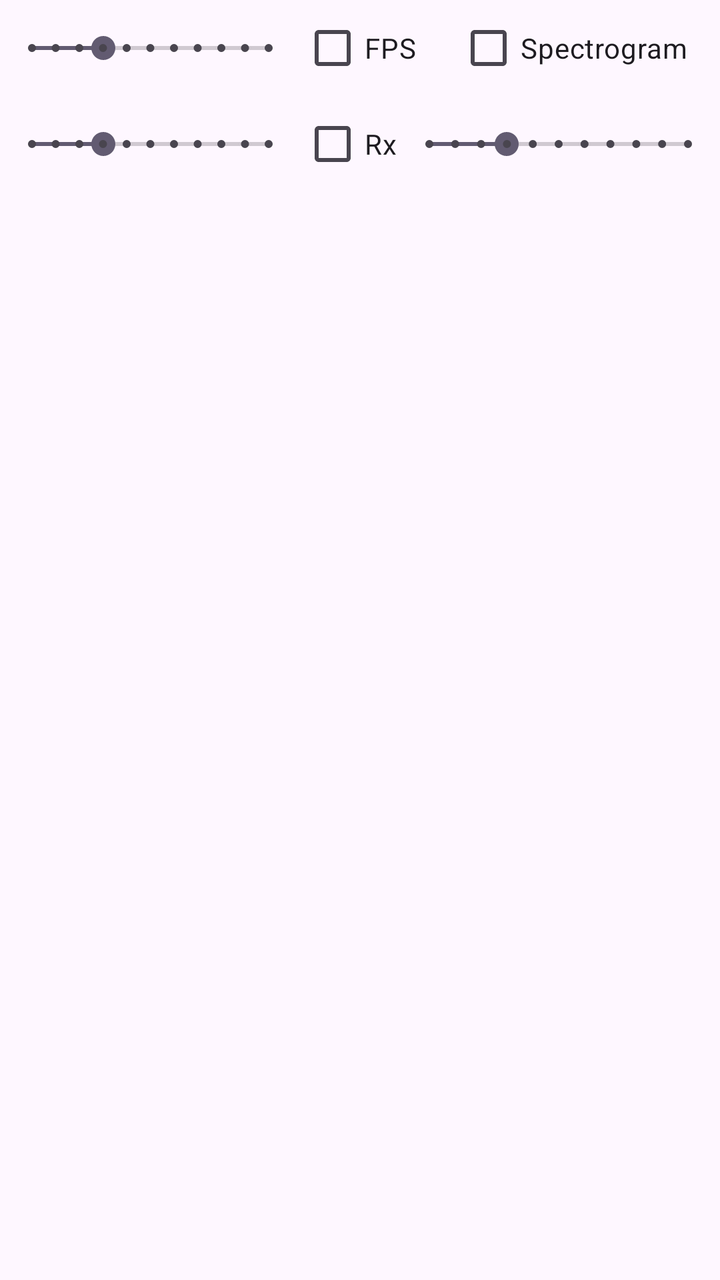
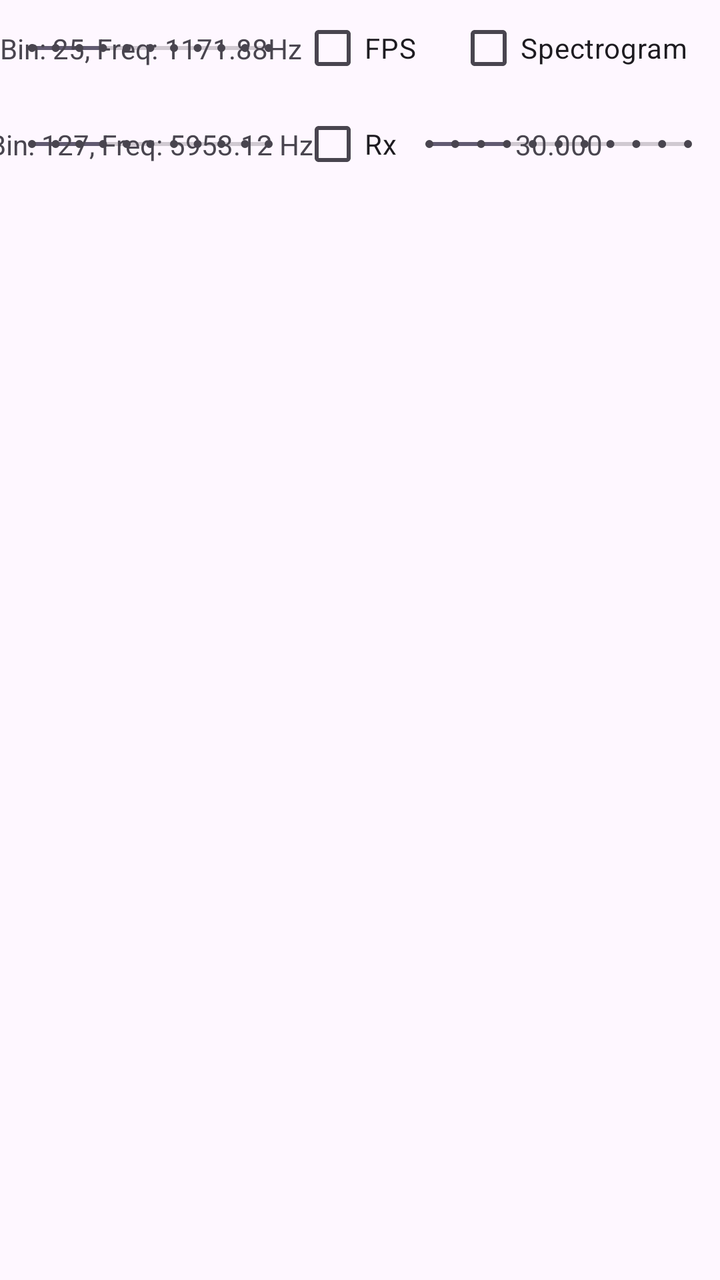

Two renders of the same Android screen: before a commit and after it. Below are the layout's source before the change and the commit's diff.
<!-- AndroidManifest.xml: application theme Theme.WaverReplica -->
<!-- res/layout/spectrumfragment.xml -->
<?xml version="1.0" encoding="utf-8"?>
<androidx.constraintlayout.widget.ConstraintLayout xmlns:android="http://schemas.android.com/apk/res/android"
    xmlns:app="http://schemas.android.com/apk/res-auto"
    xmlns:tools="http://schemas.android.com/tools"
    android:layout_width="match_parent"
    android:layout_height="match_parent">

    <View
        android:id="@+id/graph"
        android:layout_width="375dp"
        android:layout_height="723dp"
        android:layout_marginTop="44dp"
        app:layout_constraintEnd_toEndOf="parent"
        app:layout_constraintStart_toStartOf="parent"
        app:layout_constraintTop_toBottomOf="@id/highbound" />

    <SeekBar
        android:id="@+id/lowbound"
        style="@style/Widget.AppCompat.SeekBar.Discrete"
        android:layout_width="0dp"
        android:layout_height="wrap_content"
        android:max="10"
        android:progress="3"
        app:layout_constraintStart_toStartOf="parent"
        app:layout_constraintEnd_toStartOf="@id/fps"
        app:layout_constraintTop_toTopOf="@id/fps"
        app:layout_constraintBottom_toBottomOf="@id/fps"
        tools:layout_editor_absoluteY="56dp" />

    <SeekBar
        android:id="@+id/highbound"
        style="@style/Widget.AppCompat.SeekBar.Discrete"
        android:layout_width="0dp"
        android:layout_height="wrap_content"
        android:max="10"
        android:progress="3"
        app:layout_constraintEnd_toStartOf="@+id/rx"
        app:layout_constraintStart_toStartOf="parent"
        app:layout_constraintTop_toTopOf="@id/rx"
        app:layout_constraintBottom_toBottomOf="@id/rx"
        tools:layout_editor_absoluteY="87dp" />

    <SeekBar
        android:id="@+id/unknown"
        style="@style/Widget.AppCompat.SeekBar.Discrete"
        android:layout_width="0dp"
        android:layout_height="wrap_content"
        android:max="10"
        android:progress="3"
        app:layout_constraintEnd_toEndOf="parent"
        app:layout_constraintStart_toEndOf="@id/rx"
        app:layout_constraintTop_toTopOf="@id/rx"
        app:layout_constraintBottom_toBottomOf="@id/rx"
        tools:layout_editor_absoluteY="104dp" />

    <CheckBox
        android:id="@+id/fps"
        android:layout_width="wrap_content"
        android:layout_height="wrap_content"
        android:layout_marginEnd="20dp"
        android:text="FPS"
        app:layout_constraintEnd_toStartOf="@+id/spectrogram"
        app:layout_constraintTop_toTopOf="parent"
        tools:layout_editor_absoluteY="24dp" />

    <CheckBox
        android:id="@+id/spectrogram"
        android:layout_width="wrap_content"
        android:layout_height="wrap_content"
        android:layout_marginEnd="16dp"
        android:text="Spectrogram"
        app:layout_constraintBottom_toBottomOf="@id/fps"
        app:layout_constraintEnd_toEndOf="parent"
        app:layout_constraintTop_toTopOf="@id/fps"
        app:layout_constraintVertical_bias="0.0" />

    <CheckBox
        android:id="@+id/rx"
        android:layout_width="wrap_content"
        android:layout_height="wrap_content"
        android:text="Rx"
        app:layout_constraintTop_toBottomOf="@+id/fps"
        app:layout_constraintStart_toStartOf="@id/fps"
        tools:layout_editor_absoluteX="211dp" />
</androidx.constraintlayout.widget.ConstraintLayout>
<!-- resources referenced by this layout -->
<resources>
  <style name="Theme.WaverReplica" parent="Base.Theme.WaverReplica" />
  <style name="Base.Theme.WaverReplica" parent="Theme.Material3.DayNight.NoActionBar">
          
          
      </style>
</resources>

<!-- the commit's change to res/layout/spectrumfragment.xml (unified diff, before → after) -->
@@ -16,6 +16,7 @@
 
     <SeekBar
         android:id="@+id/lowbound"
+        android:thumb="null"
         style="@style/Widget.AppCompat.SeekBar.Discrete"
         android:layout_width="0dp"
         android:layout_height="wrap_content"
@@ -26,9 +27,20 @@
         app:layout_constraintTop_toTopOf="@id/fps"
         app:layout_constraintBottom_toBottomOf="@id/fps"
         tools:layout_editor_absoluteY="56dp" />
+    
+    <TextView
+        android:id="@+id/lowboundText"
+        android:layout_width="wrap_content"
+        android:layout_height="wrap_content"
+        android:text="Bin: 25, Freq: 1171.88Hz"
+        app:layout_constraintTop_toTopOf="@id/lowbound"
+        app:layout_constraintBottom_toBottomOf="@id/lowbound"
+        app:layout_constraintStart_toStartOf="@id/lowbound"
+        app:layout_constraintEnd_toEndOf="@id/lowbound"/>
 
     <SeekBar
         android:id="@+id/highbound"
+        android:thumb="null"
         style="@style/Widget.AppCompat.SeekBar.Discrete"
         android:layout_width="0dp"
         android:layout_height="wrap_content"
@@ -40,8 +52,19 @@
         app:layout_constraintBottom_toBottomOf="@id/rx"
         tools:layout_editor_absoluteY="87dp" />
 
+    <TextView
+        android:id="@+id/highboundText"
+        android:layout_width="wrap_content"
+        android:layout_height="wrap_content"
+        android:text="Bin: 127, Freq: 5953.12 Hz"
+        app:layout_constraintStart_toStartOf="@id/highbound"
+        app:layout_constraintEnd_toEndOf="@id/highbound"
+        app:layout_constraintTop_toTopOf="@id/highbound"
+        app:layout_constraintBottom_toBottomOf="@id/highbound"/>
+
     <SeekBar
         android:id="@+id/unknown"
+        android:thumb="null"
         style="@style/Widget.AppCompat.SeekBar.Discrete"
         android:layout_width="0dp"
         android:layout_height="wrap_content"
@@ -52,6 +75,16 @@
         app:layout_constraintTop_toTopOf="@id/rx"
         app:layout_constraintBottom_toBottomOf="@id/rx"
         tools:layout_editor_absoluteY="104dp" />
+    
+    <TextView
+        android:id="@+id/unknownText"
+        android:layout_width="wrap_content"
+        android:layout_height="wrap_content"
+        android:text="30.000"
+        app:layout_constraintStart_toStartOf="@id/unknown"
+        app:layout_constraintEnd_toEndOf="@id/unknown"
+        app:layout_constraintTop_toTopOf="@id/unknown"
+        app:layout_constraintBottom_toBottomOf="@id/unknown"/>
 
     <CheckBox
         android:id="@+id/fps"
